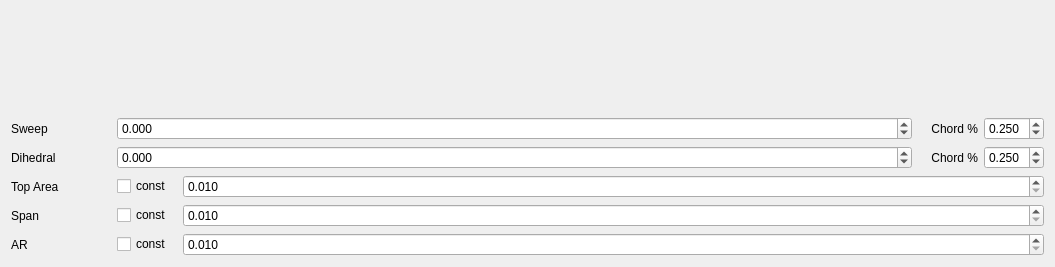
Old version of the form TIGLViewer/src/modificators/ModificatorWingWidget.ui in the repository DLR-SC/tigl.
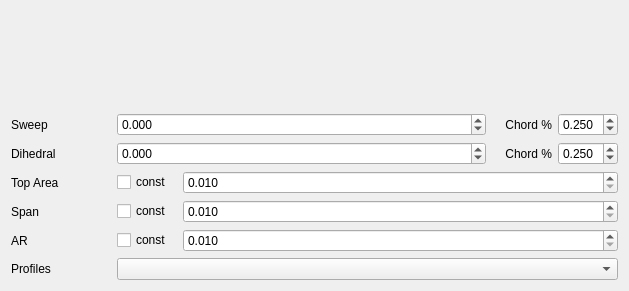
New version of the form. Custom widgets are drawn as their Qt base class.

Commit message: Add GUI  profileS edition for wing and fuselage

The edit to the form file:
```diff
--- a/TIGLViewer/src/modificators/ModificatorWingWidget.ui
+++ b/TIGLViewer/src/modificators/ModificatorWingWidget.ui
@@ -6,8 +6,8 @@
    <rect>
     <x>0</x>
     <y>0</y>
-    <width>1055</width>
-    <height>267</height>
+    <width>629</width>
+    <height>291</height>
    </rect>
   </property>
   <property name="windowTitle">
@@ -436,6 +436,36 @@
      </item>
     </layout>
    </item>
+   <item>
+    <layout class="QHBoxLayout" name="horizontalLayout">
+     <item>
+      <widget class="QLabel" name="label">
+       <property name="minimumSize">
+        <size>
+         <width>100</width>
+         <height>0</height>
+        </size>
+       </property>
+       <property name="maximumSize">
+        <size>
+         <width>100</width>
+         <height>16777215</height>
+        </size>
+       </property>
+       <property name="text">
+        <string>Profiles</string>
+       </property>
+      </widget>
+     </item>
+     <item>
+      <widget class="QComboBox" name="profileComboBox">
+       <property name="toolTip">
+        <string>&lt;html&gt;&lt;head/&gt;&lt;body&gt;&lt;p&gt;The uid of the profile used by this fuselage. If the fuselage use multiple profiles, the value &amp;lt;multi-profiles&amp;gt; will be display. If the value changed, all the profiles used by the sections of this fuselage will be set.  &lt;/p&gt;&lt;/body&gt;&lt;/html&gt;</string>
+       </property>
+      </widget>
+     </item>
+    </layout>
+   </item>
   </layout>
  </widget>
  <customwidgets>
```
The commit also changes 6 other files.
